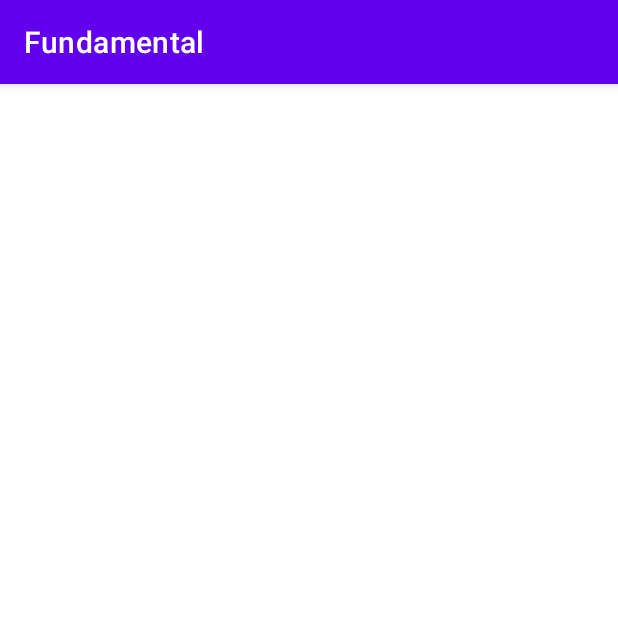
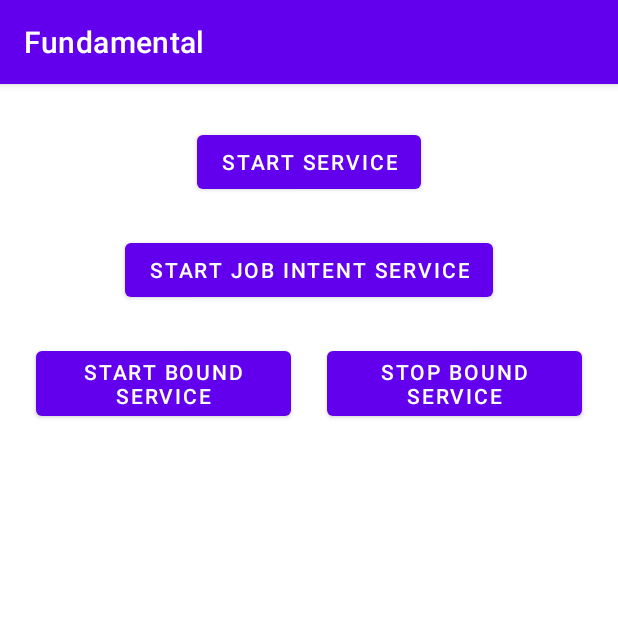
Before and after one commit to mnfaizp/android-fundamental-dicoding-course, an Android app: the ServiceActivity screen opened directly, with no data from a screen before it, on a phone screen of 412 x 824 dp, the top half of it. Run offline under Robolectric (Android 15) with nearby library versions, the phone set to English and light mode, and no system bars.

Commit message:
service generated and run ServiceActivity.kt

```diff
--- a/app/src/main/AndroidManifest.xml
+++ b/app/src/main/AndroidManifest.xml
@@ -11,7 +11,12 @@
         android:roundIcon="@mipmap/ic_launcher_round"
         android:supportsRtl="true"
         android:theme="@style/Theme.Fundamental">
-        <activity android:name=".ServiceActivity"></activity>
+        <service
+            android:name=".MyService"
+            android:enabled="true"
+            android:exported="true"></service>
+
+        <activity android:name=".ServiceActivity" />
         <activity android:name=".BackgroundThreadActivity" />
         <activity android:name=".TestingActivity" />
         <activity android:name=".RecyclerViewActivity" />
--- /dev/null
+++ b/app/src/main/java/com/example/fundamental/MyService.kt
@@ -0,0 +1,19 @@
+package com.example.fundamental
+
+import android.app.Service
+import android.content.ContentValues.TAG
+import android.content.Intent
+import android.os.IBinder
+import android.util.Log
+
+class MyService : Service() {
+
+    override fun onBind(intent: Intent): IBinder {
+        throw UnsupportedOperationException("Not Yet Implemented")
+    }
+
+    override fun onStartCommand(intent: Intent?, flags: Int, startId: Int): Int {
+        Log.d(TAG, "Service dijalankan")
+        return START_STICKY
+    }
+}
--- a/app/src/main/java/com/example/fundamental/ServiceActivity.kt
+++ b/app/src/main/java/com/example/fundamental/ServiceActivity.kt
@@ -1,11 +1,24 @@
 package com.example.fundamental
 
+import android.content.Intent
 import androidx.appcompat.app.AppCompatActivity
 import android.os.Bundle
+import com.example.fundamental.databinding.ActivityServiceBinding
 
 class ServiceActivity : AppCompatActivity() {
+
+    private lateinit var binding: ActivityServiceBinding
+
     override fun onCreate(savedInstanceState: Bundle?) {
         super.onCreate(savedInstanceState)
-        setContentView(R.layout.activity_service)
+        binding = ActivityServiceBinding.inflate(layoutInflater)
+        setContentView(binding.root)
+
+        with(binding){
+            btnStartService.setOnClickListener {
+                val mStartServiceIntent = Intent(this@ServiceActivity, MyService::class.java)
+                startService(mStartServiceIntent)
+            }
+        }
     }
 }
--- a/app/src/main/res/layout/activity_service.xml
+++ b/app/src/main/res/layout/activity_service.xml
@@ -6,4 +6,44 @@
     android:layout_height="match_parent"
     tools:context=".ServiceActivity">
 
+    <Button
+        android:id="@+id/btn_start_service"
+        android:layout_width="wrap_content"
+        android:layout_height="wrap_content"
+        android:layout_marginTop="28dp"
+        android:text="@string/start_service"
+        app:layout_constraintEnd_toEndOf="parent"
+        app:layout_constraintStart_toStartOf="parent"
+        app:layout_constraintTop_toTopOf="parent" />
+
+    <Button
+        android:id="@+id/btn_intent_service"
+        android:layout_width="wrap_content"
+        android:layout_height="wrap_content"
+        android:layout_marginTop="24dp"
+        android:text="@string/start_job_intent_service"
+        app:layout_constraintEnd_toEndOf="parent"
+        app:layout_constraintStart_toStartOf="parent"
+        app:layout_constraintTop_toBottomOf="@+id/btn_start_service" />
+
+    <Button
+        android:id="@+id/btn_start_bound"
+        android:layout_width="170dp"
+        android:layout_height="wrap_content"
+        android:layout_marginStart="24dp"
+        android:layout_marginTop="24dp"
+        android:text="@string/start_bound_service"
+        app:layout_constraintStart_toStartOf="parent"
+        app:layout_constraintTop_toBottomOf="@+id/btn_intent_service" />
+
+    <Button
+        android:id="@+id/btn_stop_bound"
+        android:layout_width="170dp"
+        android:layout_height="wrap_content"
+        android:layout_marginTop="24dp"
+        android:layout_marginEnd="24dp"
+        android:text="@string/stop_bound_service"
+        app:layout_constraintEnd_toEndOf="parent"
+        app:layout_constraintTop_toBottomOf="@+id/btn_intent_service" />
+
 </androidx.constraintlayout.widget.ConstraintLayout>
--- a/app/src/main/res/values/strings.xml
+++ b/app/src/main/res/values/strings.xml
@@ -33,6 +33,10 @@
     <string name="compressing">Compressing %d %%</string>
     <string name="background_thread">Background Thread</string>
     <string name="service">Service</string>
+    <string name="start_service">Start Service</string>
+    <string name="start_job_intent_service">Start Job Intent Service</string>
+    <string name="start_bound_service">Start Bound Service</string>
+    <string name="stop_bound_service">Stop Bound Service</string>
 
     <string-array name="data_name">
         <item>Ahmad Dahlan</item>
```
